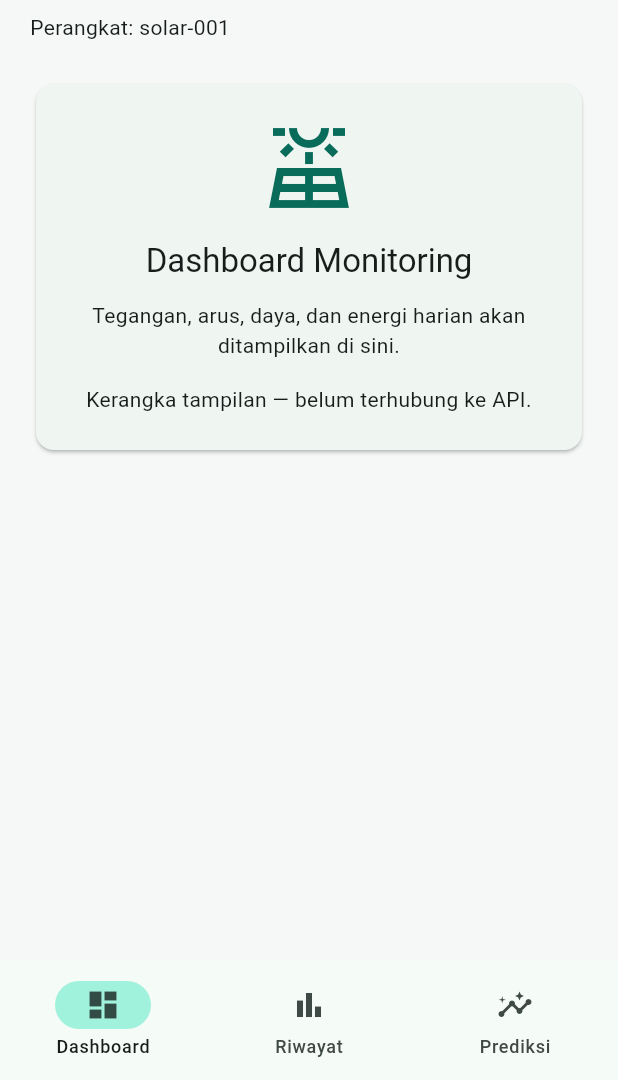
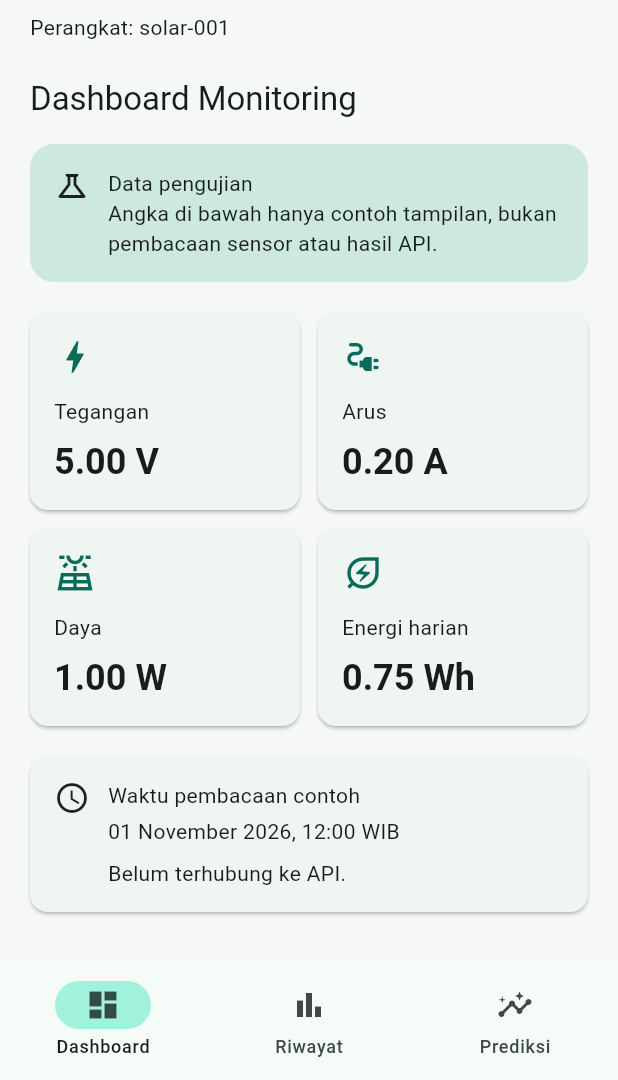
Before and after one commit to syifaamalia12/solar-energy-monitoring, a Flutter app: the screen it shows after launch, on a phone screen of 412 x 824 dp, the part 156-1236 px from its top. Run offline on Flutter 3.47's test engine with Material 3 defaults, Android fonts, the phone set to English and light mode, and no system bars.

Commit message:
feat: tampilan dashboard dengan data pengujian (APP-002)

```diff
--- /dev/null
+++ b/frontend/lib/screens/dashboard_screen.dart
@@ -0,0 +1,161 @@
+import 'package:flutter/material.dart';
+
+class DashboardScreen extends StatelessWidget {
+  const DashboardScreen({super.key});
+
+  @override
+  Widget build(BuildContext context) {
+    final colors = Theme.of(context).colorScheme;
+    final textTheme = Theme.of(context).textTheme;
+
+    return Column(
+      crossAxisAlignment: CrossAxisAlignment.start,
+      children: [
+        Text(
+          'Dashboard Monitoring',
+          key: const ValueKey('page-title'),
+          style: textTheme.titleLarge,
+        ),
+        const SizedBox(height: 16),
+        Container(
+          width: double.infinity,
+          padding: const EdgeInsets.all(16),
+          decoration: BoxDecoration(
+            color: colors.secondaryContainer,
+            borderRadius: BorderRadius.circular(16),
+          ),
+          child: const Row(
+            crossAxisAlignment: CrossAxisAlignment.start,
+            children: [
+              Icon(Icons.science_outlined),
+              SizedBox(width: 12),
+              Expanded(
+                child: Text(
+                  'Data pengujian\n'
+                  'Angka di bawah hanya contoh tampilan, '
+                  'bukan pembacaan sensor atau hasil API.',
+                ),
+              ),
+            ],
+          ),
+        ),
+        const SizedBox(height: 20),
+        LayoutBuilder(
+          builder: (context, constraints) {
+            final columns = constraints.maxWidth >= 320 ? 2 : 1;
+            final cardWidth =
+                (constraints.maxWidth - (columns - 1) * 12) / columns;
+
+            return Wrap(
+              spacing: 12,
+              runSpacing: 12,
+              children: [
+                _MetricCard(
+                  width: cardWidth,
+                  label: 'Tegangan',
+                  value: '5.00',
+                  unit: 'V',
+                  icon: Icons.bolt_outlined,
+                ),
+                _MetricCard(
+                  width: cardWidth,
+                  label: 'Arus',
+                  value: '0.20',
+                  unit: 'A',
+                  icon: Icons.electrical_services_outlined,
+                ),
+                _MetricCard(
+                  width: cardWidth,
+                  label: 'Daya',
+                  value: '1.00',
+                  unit: 'W',
+                  icon: Icons.solar_power_outlined,
+                ),
+                _MetricCard(
+                  width: cardWidth,
+                  label: 'Energi harian',
+                  value: '0.75',
+                  unit: 'Wh',
+                  icon: Icons.energy_savings_leaf_outlined,
+                ),
+              ],
+            );
+          },
+        ),
+        const SizedBox(height: 20),
+        const Card(
+          margin: EdgeInsets.zero,
+          child: Padding(
+            padding: EdgeInsets.all(16),
+            child: Row(
+              crossAxisAlignment: CrossAxisAlignment.start,
+              children: [
+                Icon(Icons.schedule_outlined),
+                SizedBox(width: 12),
+                Expanded(
+                  child: Column(
+                    crossAxisAlignment: CrossAxisAlignment.start,
+                    children: [
+                      Text('Waktu pembacaan contoh'),
+                      SizedBox(height: 4),
+                      Text('01 November 2026, 12:00 WIB'),
+                      SizedBox(height: 8),
+                      Text('Belum terhubung ke API.'),
+                    ],
+                  ),
+                ),
+              ],
+            ),
+          ),
+        ),
+      ],
+    );
+  }
+}
+
+class _MetricCard extends StatelessWidget {
+  const _MetricCard({
+    required this.width,
+    required this.label,
+    required this.value,
+    required this.unit,
+    required this.icon,
+  });
+
+  final double width;
+  final String label;
+  final String value;
+  final String unit;
+  final IconData icon;
+
+  @override
+  Widget build(BuildContext context) {
+    final colors = Theme.of(context).colorScheme;
+    final textTheme = Theme.of(context).textTheme;
+
+    return SizedBox(
+      width: width,
+      child: Card(
+        margin: EdgeInsets.zero,
+        child: Padding(
+          padding: const EdgeInsets.all(16),
+          child: Column(
+            crossAxisAlignment: CrossAxisAlignment.start,
+            children: [
+              Icon(icon, color: colors.primary, size: 28),
+              const SizedBox(height: 12),
+              Text(label, style: textTheme.bodyMedium),
+              const SizedBox(height: 8),
+              Text(
+                '$value $unit',
+                style: textTheme.headlineSmall?.copyWith(
+                  fontWeight: FontWeight.w600,
+                ),
+              ),
+            ],
+          ),
+        ),
+      ),
+    );
+  }
+}
--- a/frontend/lib/screens/main_screen.dart
+++ b/frontend/lib/screens/main_screen.dart
@@ -1,6 +1,7 @@
 import 'package:flutter/material.dart';
 
 import '../config/app_config.dart';
+import 'dashboard_screen.dart';
 
 class MainScreen extends StatefulWidget {
   const MainScreen({super.key});
@@ -54,6 +55,9 @@ class _MainScreenState extends State<MainScreen> {
               const SizedBox(height: 8),
               Text('Perangkat: ${AppConfig.deviceId}'),
               const SizedBox(height: 24),
+              if (_selectedIndex == 0)
+                const DashboardScreen()
+              else
                 Card(
                   child: Padding(
                     padding: const EdgeInsets.all(24),
```
Also changed, not shown: 1 other file. Lines whose indentation alone changed are shown as unchanged.
